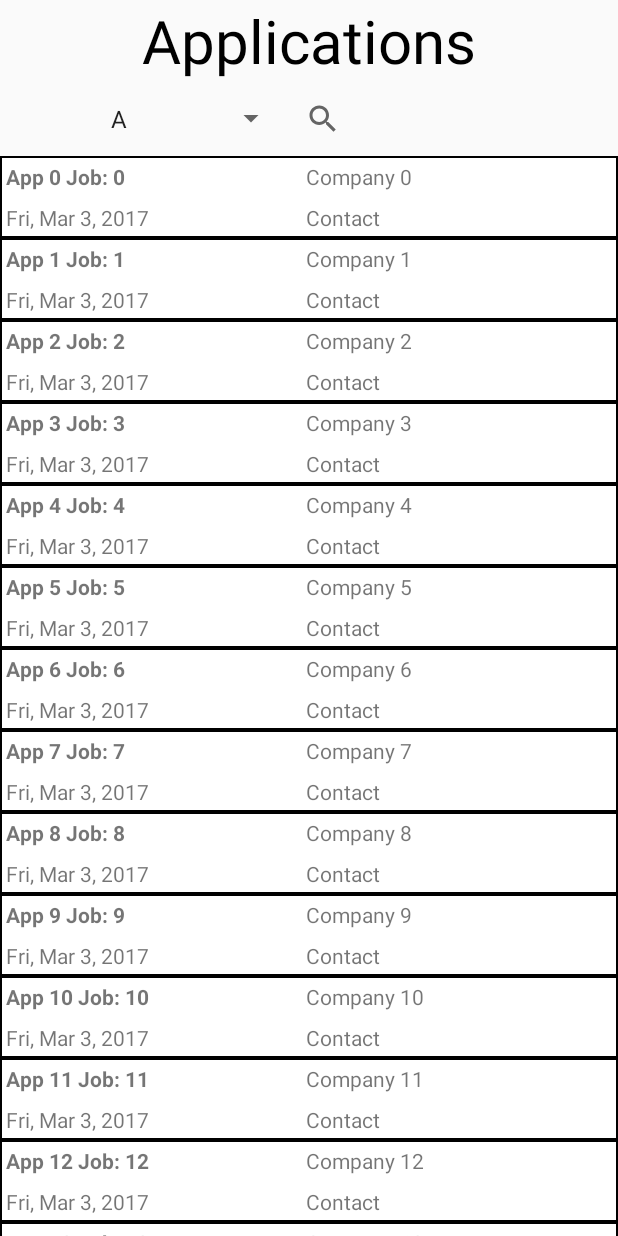
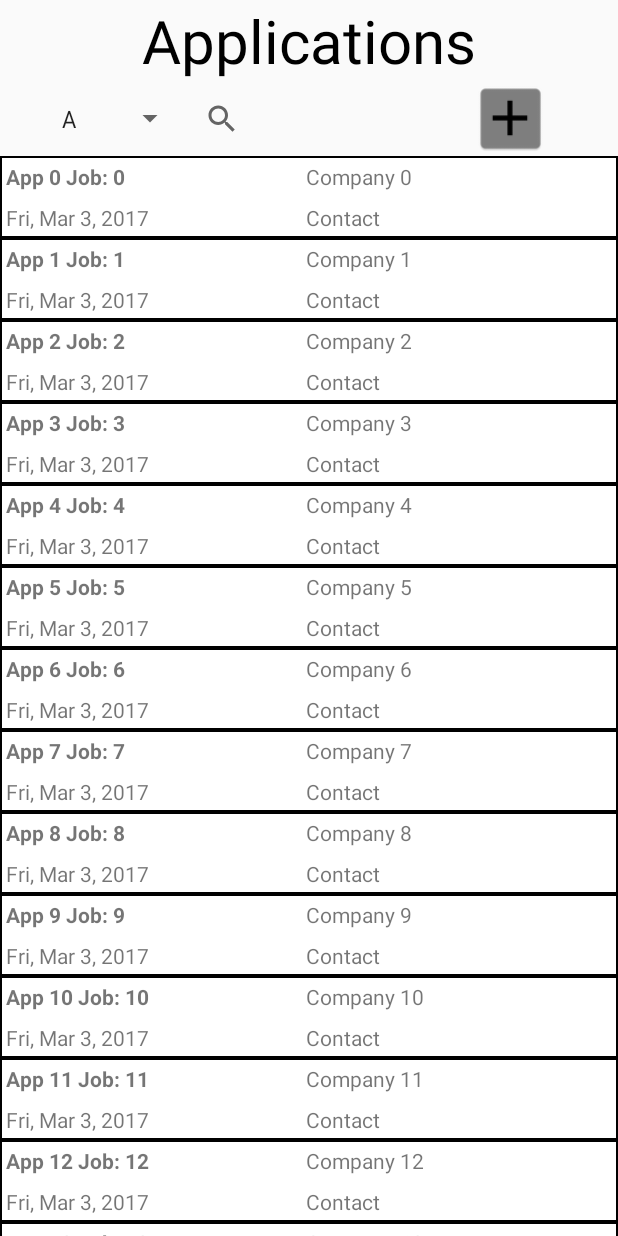
Before and after one commit to HelluvaEnginerd/NetworkPal, an Android app: the screen it shows after launch (ApplicationSearchActivity), after a tap on "APPLICATIONS", on a phone screen of 412 x 824 dp. Run offline under Robolectric (Android 15) with nearby library versions, the phone set to English and light mode, and no system bars; libraries missing offline, so code that uses them is left out: com.crashlytics.android, io.fabric.sdk; 1 statement that could not run was skipped.

Commit message:
added a button to add an application

```diff
--- a/app/src/main/java/com/csci448/goldenrush/networkingpal/ApplicationListFragment.java
+++ b/app/src/main/java/com/csci448/goldenrush/networkingpal/ApplicationListFragment.java
@@ -1,5 +1,6 @@
 package com.csci448.goldenrush.networkingpal;
 
+import android.content.Intent;
 import android.os.Bundle;
 import android.support.v4.app.Fragment;
 import android.support.v7.widget.LinearLayoutManager;
@@ -8,7 +9,9 @@ import android.util.Log;
 import android.view.LayoutInflater;
 import android.view.View;
 import android.view.ViewGroup;
+import android.widget.Button;
 import android.widget.CheckBox;
+import android.widget.ImageButton;
 import android.widget.TextView;
 
 import java.text.SimpleDateFormat;
@@ -51,6 +54,8 @@ public class ApplicationListFragment extends Fragment {
 
         mAppRecyclerView = (RecyclerView) view.findViewById(R.id.list_recycler_view);
         mAppRecyclerView.setLayoutManager(new LinearLayoutManager(getActivity()));
+
+
 
         updateUI();
 
--- a/app/src/main/java/com/csci448/goldenrush/networkingpal/ApplicationSearchActivity.java
+++ b/app/src/main/java/com/csci448/goldenrush/networkingpal/ApplicationSearchActivity.java
@@ -8,6 +8,8 @@ import android.support.v4.app.Fragment;
 import android.support.v4.app.FragmentActivity;
 import android.support.v4.app.FragmentManager;
 import android.util.Log;
+import android.view.View;
+import android.widget.ImageButton;
 
 /**
  * Created by Hayden on 2/28/17.
@@ -16,6 +18,8 @@ import android.util.Log;
 public class ApplicationSearchActivity extends FragmentActivity{
 
     private static String TAG = ApplicationSearchActivity.class.getSimpleName();
+
+    private ImageButton mAddApplication;
 
     public static Intent newIntent(Context packageContext){
         Intent intent = new Intent(packageContext, ApplicationSearchActivity.class);
@@ -28,6 +32,16 @@ public class ApplicationSearchActivity extends FragmentActivity{
         super.onCreate(savedInstanceState);
         setContentView(R.layout.activity_application_search);
 
+
+        mAddApplication = (ImageButton) findViewById(R.id.add_newApp_Button);
+
+        mAddApplication.setOnClickListener(new View.OnClickListener() {
+            @Override
+            public void onClick(View v) {
+                Intent intent = NewApplicationActivity.newIntent(ApplicationSearchActivity.this);
+                startActivity(intent);
+            }
+        });
         /**
          * TODO wire up spinner
          * TODO wire up search field
--- a/app/src/main/res/layout/activity_application_search.xml
+++ b/app/src/main/res/layout/activity_application_search.xml
@@ -19,7 +19,7 @@
 
     <Spinner
         android:id="@+id/sort_by_spinner"
-        android:layout_width="175sp"
+        android:layout_width="wrap_content"
         android:layout_height="50sp"
         android:layout_below="@id/application_header"
         android:layout_marginLeft="@dimen/activity_horizontal_margin"
@@ -29,13 +29,22 @@
 
     <SearchView
         android:id="@+id/search_view"
-        android:layout_width="175sp"
+        android:layout_width="175dp"
         android:layout_height="50sp"
         android:layout_below="@+id/application_header"
         android:layout_toRightOf="@+id/sort_by_spinner"
         android:layout_marginRight="@dimen/activity_horizontal_margin"
         android:queryHint="@string/search_hint">
+
     </SearchView>
+
+    <ImageButton
+        android:id="@+id/add_newApp_Button"
+        android:layout_width="50sp"
+        android:layout_height="50sp"
+        android:layout_below="@+id/application_header"
+        android:layout_toRightOf="@+id/search_view"
+        android:background="@mipmap/add"/>
 
     <FrameLayout
         android:layout_below="@+id/search_view"
```
Also changed, not shown: app/src/main/add-web.png (added), app/src/main/res/mipmap-hdpi/add.png (added), app/src/main/res/mipmap-mdpi/add.png (added), app/src/main/res/mipmap-xhdpi/add.png (added), app/src/main/res/mipmap-xxhdpi/add.png (added), app/src/main/res/mipmap-xxxhdpi/add.png (added).
